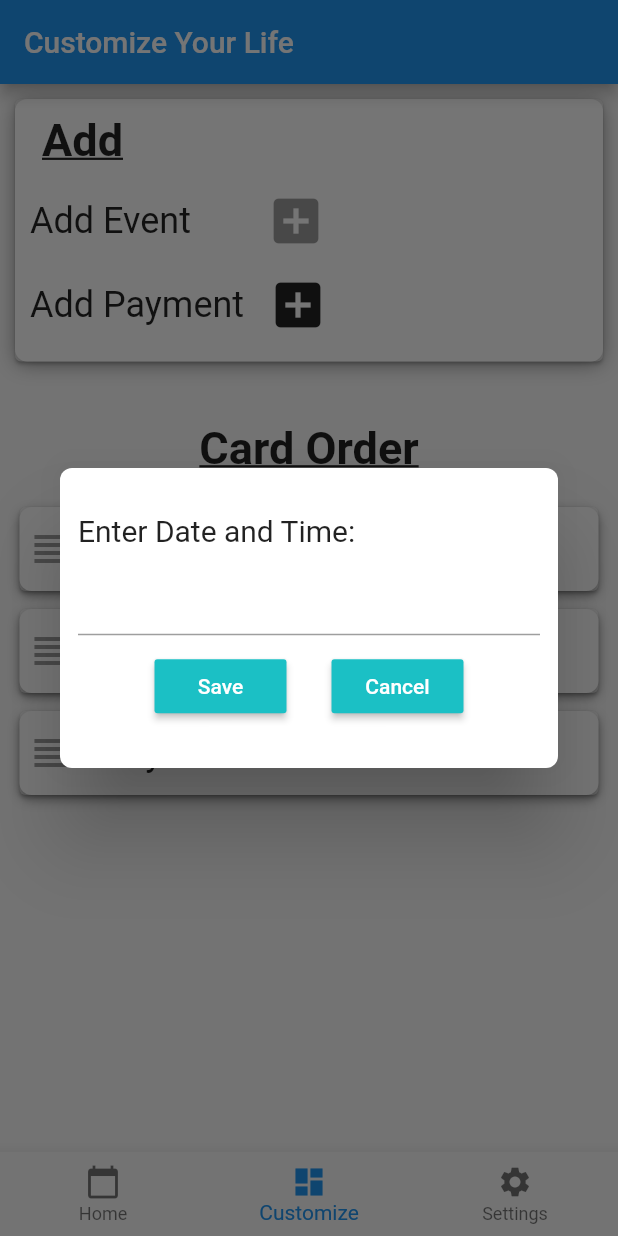
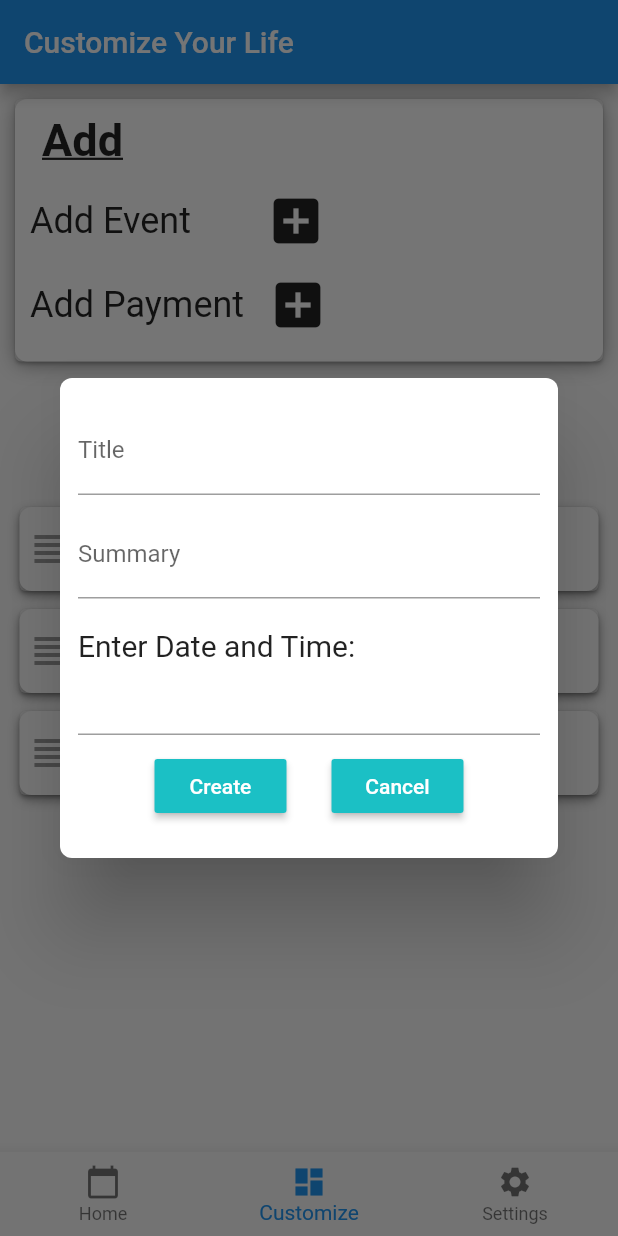
Before and after one commit to ColinBrown18/PersonalProjects, a Flutter app: the screen it shows after launch, item 2 of the bottom bar chosen, after a tap on the "add box" icon, on a phone screen of 412 x 824 dp. Run offline on Flutter 3.47's test engine with Material 2 defaults, Android fonts, the light colour scheme and no system bars; drawn by our look-alikes of datetime_picker_formfield; our stand-ins replace expandable, table_calendar.

Commit message:
Create Alert Boxes

```diff
--- a/organize_me/lib/CustomizePage.dart
+++ b/organize_me/lib/CustomizePage.dart
@@ -49,6 +49,9 @@ class _CustomizePageState extends State<CustomizePage> {
                         child: IconButton(
                           icon: new Icon(Icons.add_box),
                           iconSize: 40,
+                          onPressed: () {
+                            _eventDiaglog();
+                          },
                         ),
                       ),
                     ],
@@ -65,7 +68,7 @@ class _CustomizePageState extends State<CustomizePage> {
                           icon: new Icon(Icons.add_box),
                           iconSize: 40,
                           onPressed: () {
-                            _eventDialog();
+                            _paymentDialog();
                           },
                         ),
                       )
@@ -93,7 +96,8 @@ class _CustomizePageState extends State<CustomizePage> {
     );
   }
 
-  void _eventDialog() {
+// THIS WILL HAVE A TITLE, DESCRIPTION, AND DATE
+  void _eventDiaglog() {
     showDialog(
         context: context,
         builder: (BuildContext context) {
@@ -101,7 +105,7 @@ class _CustomizePageState extends State<CustomizePage> {
             shape:
                 RoundedRectangleBorder(borderRadius: BorderRadius.circular(8)),
             child: Container(
-              height: 200,
+              height: 320,
               child: Padding(
                 padding: const EdgeInsets.all(12),
                 child: Column(
@@ -109,14 +113,104 @@ class _CustomizePageState extends State<CustomizePage> {
                   crossAxisAlignment: CrossAxisAlignment.start,
                   children: [
                     Padding(
+                      padding: const EdgeInsets.fromLTRB(0, 0, 0, 5),
+                      child: (TextField(
+                        decoration: InputDecoration(labelText: "Title"),
+                      )),
+                    ),
+                    Padding(
                       padding: const EdgeInsets.fromLTRB(0, 5, 0, 5),
+                      child: (TextField(
+                        decoration: InputDecoration(labelText: "Summary"),
+                      )),
+                    ),
+                    Padding(
+                      padding: const EdgeInsets.fromLTRB(0, 15, 0, 0),
                       child: Text(
                         "Enter Date and Time: ",
                         style: TextStyle(fontSize: 20),
                       ),
                     ),
                     Padding(
+                      padding: const EdgeInsets.fromLTRB(0, 0, 0, 5),
+                      child: BasicDateTimeField(),
+                    ),
+                    Padding(
                       padding: const EdgeInsets.fromLTRB(0, 5, 0, 5),
+                      child: SizedBox(
+                        width: 310,
+                        child: Row(
+                          mainAxisAlignment: MainAxisAlignment.center,
+                          children: [
+                            Padding(
+                              padding: const EdgeInsets.only(right: 15),
+                              child: RaisedButton(
+                                onPressed: () {
+                                  Navigator.of(context).pop();
+                                },
+                                child: Text(
+                                  "Create",
+                                  style: TextStyle(color: Colors.white),
+                                ),
+                                color: const Color(0xFF1BC0C5),
+                              ),
+                            ),
+                            Padding(
+                              padding: const EdgeInsets.only(left: 15),
+                              child: RaisedButton(
+                                onPressed: () {
+                                  Navigator.of(context).pop();
+                                },
+                                child: Text(
+                                  "Cancel",
+                                  style: TextStyle(color: Colors.white),
+                                ),
+                                color: const Color(0xFF1BC0C5),
+                              ),
+                            ),
+                          ],
+                        ),
+                      ),
+                    )
+                  ],
+                ),
+              ),
+            ),
+          );
+        });
+  }
+
+// THIS WILL HAVE A TITLE AND DATE
+  void _paymentDialog() {
+    showDialog(
+        context: context,
+        builder: (BuildContext context) {
+          return Dialog(
+            shape:
+                RoundedRectangleBorder(borderRadius: BorderRadius.circular(8)),
+            child: Container(
+              height: 250,
+              child: Padding(
+                padding: const EdgeInsets.all(12),
+                child: Column(
+                  mainAxisAlignment: MainAxisAlignment.center,
+                  crossAxisAlignment: CrossAxisAlignment.start,
+                  children: [
+                    Padding(
+                      padding: const EdgeInsets.fromLTRB(0, 0, 0, 5),
+                      child: (TextField(
+                        decoration: InputDecoration(labelText: "Title"),
+                      )),
+                    ),
+                    Padding(
+                      padding: const EdgeInsets.fromLTRB(0, 15, 0, 0),
+                      child: Text(
+                        "Enter Date and Time: ",
+                        style: TextStyle(fontSize: 20),
+                      ),
+                    ),
+                    Padding(
+                      padding: const EdgeInsets.fromLTRB(0, 0, 0, 5),
                       child: BasicDateTimeField(),
                     ),
                     Padding(
@@ -133,7 +227,7 @@ class _CustomizePageState extends State<CustomizePage> {
                                   Navigator.of(context).pop();
                                 },
                                 child: Text(
-                                  "Save",
+                                  "Create",
                                   style: TextStyle(color: Colors.white),
                                 ),
                                 color: const Color(0xFF1BC0C5),
```
